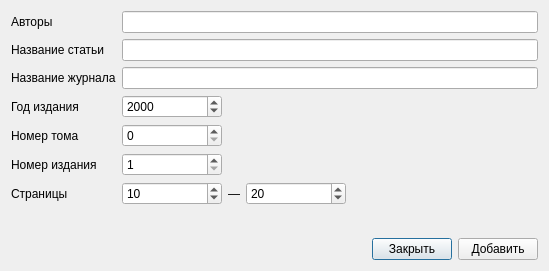
Above: refarticledialog.ui from pa23/biblref before the change. Below: the same form after it.
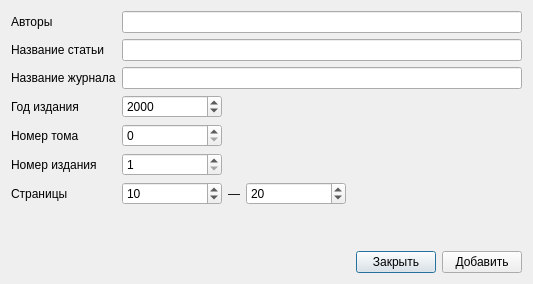
That is the form after the change.

```diff
--- a/refarticledialog.ui
+++ b/refarticledialog.ui
@@ -6,14 +6,17 @@
    <rect>
     <x>0</x>
     <y>0</y>
-    <width>549</width>
-    <height>271</height>
+    <width>521</width>
+    <height>243</height>
    </rect>
   </property>
   <property name="windowTitle">
    <string>biblref - Статья</string>
   </property>
   <layout class="QVBoxLayout" name="verticalLayout">
+   <property name="sizeConstraint">
+    <enum>QLayout::SetFixedSize</enum>
+   </property>
    <item>
     <layout class="QGridLayout" name="gridLayout">
      <item row="0" column="0">
```
